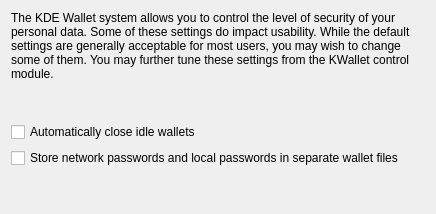
The window that src/runtime/ksecretd/kwalletwizardpageoptions.ui (KDE/kwallet) describes before a commit, drawn with Qt 5.
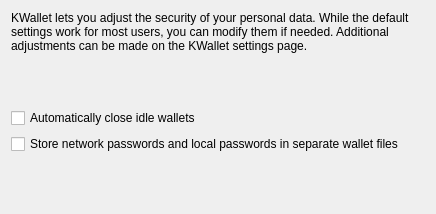
The same window after the commit.

Commit message:
Improve new wallet onboarding
If no suitable GPG keys are found, provide clear instructions for creating one or use Blowfish encryption instead. Add a reload button to the list of GPG keys for after one is created.

Patch:
```diff
--- a/src/runtime/ksecretd/kwalletwizardpageoptions.ui
+++ b/src/runtime/ksecretd/kwalletwizardpageoptions.ui
@@ -13,7 +13,7 @@
    <item>
     <widget class="QLabel" name="textLabel1_3" >
      <property name="text" >
-      <string>The KDE Wallet system allows you to control the level of security of your personal data.  Some of these settings do impact usability.  While the default settings are generally acceptable for most users, you may wish to change some of them.  You may further tune these settings from the KWallet control module.</string>
+      <string>KWallet lets you adjust the security of your personal data. While the default settings work for most users, you can modify them if needed. Additional adjustments can be made on the KWallet settings page.</string>
      </property>
      <property name="textFormat" >
       <enum>Qt::RichText</enum>
```
The commit also changes 10 other files.
